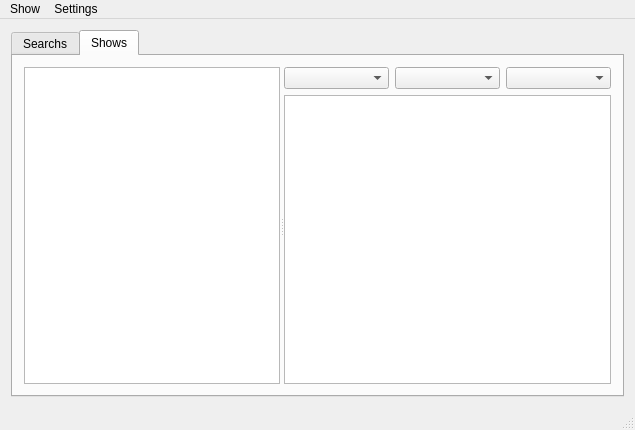
This is mainwindow.ui in Guid75/betaseeker as Qt 5 draws it before an edit. The edited form follows.
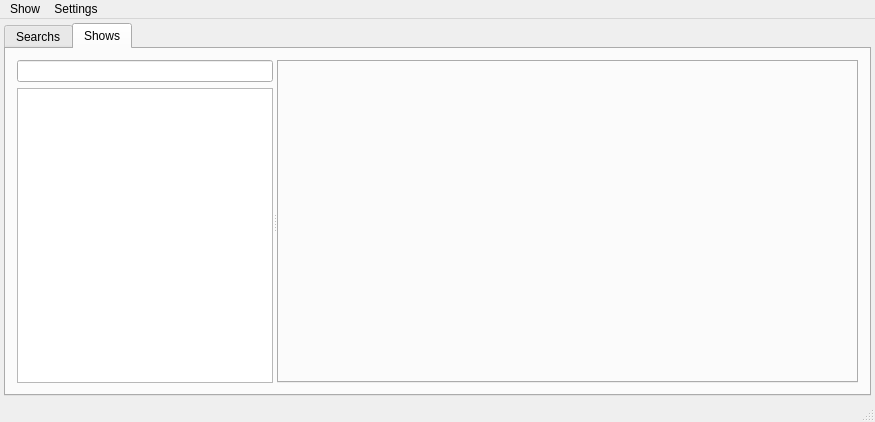
This is the edited form.

Commit message: create tabs for seasons

```diff
--- a/mainwindow.ui
+++ b/mainwindow.ui
@@ -6,8 +6,8 @@
    <rect>
     <x>0</x>
     <y>0</y>
-    <width>635</width>
-    <height>430</height>
+    <width>875</width>
+    <height>422</height>
    </rect>
   </property>
   <property name="windowTitle">
@@ -15,6 +15,18 @@
   </property>
   <widget class="QWidget" name="centralWidget">
    <layout class="QGridLayout" name="gridLayout">
+    <property name="leftMargin">
+     <number>4</number>
+    </property>
+    <property name="topMargin">
+     <number>4</number>
+    </property>
+    <property name="rightMargin">
+     <number>4</number>
+    </property>
+    <property name="bottomMargin">
+     <number>4</number>
+    </property>
     <item row="1" column="0" colspan="4">
      <widget class="QTabWidget" name="tabWidgetMain">
       <property name="currentIndex">
@@ -37,7 +49,7 @@
        <attribute name="title">
         <string>Shows</string>
        </attribute>
-       <layout class="QGridLayout" name="gridLayout_5">
+       <layout class="QGridLayout" name="gridLayout_7">
         <item row="0" column="0">
          <widget class="QSplitter" name="splitterShows">
           <property name="orientation">
@@ -46,9 +58,9 @@
           <property name="childrenCollapsible">
            <bool>false</bool>
           </property>
-          <widget class="QListView" name="listViewShows">
+          <widget class="QWidget" name="widgetShows" native="true">
            <property name="sizePolicy">
-            <sizepolicy hsizetype="Fixed" vsizetype="Expanding">
+            <sizepolicy hsizetype="Fixed" vsizetype="Preferred">
              <horstretch>0</horstretch>
              <verstretch>0</verstretch>
             </sizepolicy>
@@ -59,6 +71,33 @@
              <height>0</height>
             </size>
            </property>
+           <layout class="QGridLayout" name="gridLayout_5">
+            <property name="leftMargin">
+             <number>0</number>
+            </property>
+            <property name="topMargin">
+             <number>0</number>
+            </property>
+            <property name="rightMargin">
+             <number>0</number>
+            </property>
+            <property name="bottomMargin">
+             <number>0</number>
+            </property>
+            <item row="0" column="0">
+             <widget class="QLineEdit" name="lineEditShowFilter"/>
+            </item>
+            <item row="1" column="0">
+             <widget class="QListView" name="listViewShows">
+              <property name="sizePolicy">
+               <sizepolicy hsizetype="Preferred" vsizetype="Expanding">
+                <horstretch>0</horstretch>
+                <verstretch>0</verstretch>
+               </sizepolicy>
+              </property>
+             </widget>
+            </item>
+           </layout>
           </widget>
           <widget class="QWidget" name="widgetShowDetails" native="true">
            <property name="sizePolicy">
@@ -67,7 +106,7 @@
              <verstretch>0</verstretch>
             </sizepolicy>
            </property>
-           <layout class="QGridLayout" name="gridLayout_4">
+           <layout class="QGridLayout" name="gridLayout_3">
             <property name="leftMargin">
              <number>0</number>
             </property>
@@ -81,27 +120,7 @@
              <number>0</number>
             </property>
             <item row="0" column="0">
-             <layout class="QGridLayout" name="gridLayout_3">
-              <item row="0" column="0">
-               <widget class="QComboBox" name="comboBoxLang"/>
-              </item>
-              <item row="0" column="1">
-               <widget class="QComboBox" name="comboBoxSeason"/>
-              </item>
-              <item row="0" column="2">
-               <widget class="QComboBox" name="comboBoxEpisode"/>
-              </item>
-              <item row="1" column="0" colspan="3">
-               <widget class="QTreeView" name="treeViewSubtitles">
-                <property name="sizePolicy">
-                 <sizepolicy hsizetype="Expanding" vsizetype="Expanding">
-                  <horstretch>1</horstretch>
-                  <verstretch>0</verstretch>
-                 </sizepolicy>
-                </property>
-               </widget>
-              </item>
-             </layout>
+             <widget class="QTabWidget" name="tabWidgetSeasons"/>
             </item>
            </layout>
           </widget>
@@ -118,7 +137,7 @@
     <rect>
      <x>0</x>
      <y>0</y>
-     <width>635</width>
+     <width>875</width>
      <height>21</height>
     </rect>
    </property>
```
The commit also changes 8 other files.
